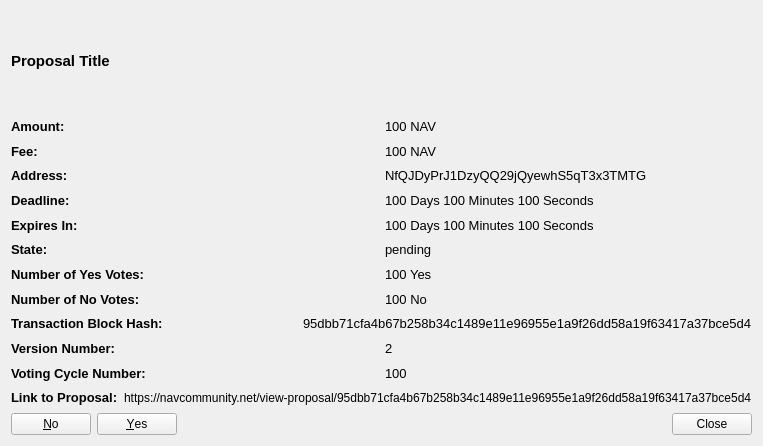
First picture: the form in src/qt/forms/communityfunddisplaydetailed.ui, repository navcoin/navcoin-core, before the edit.
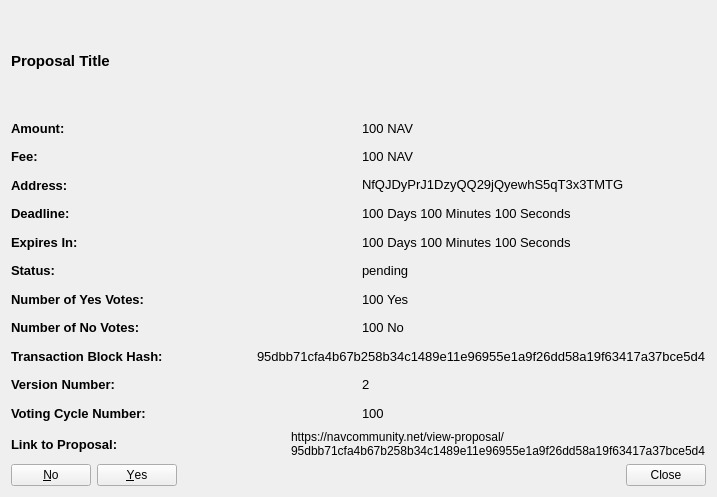
Second picture: the form after the edit.

Commit message: added functionality to close button on communityfunddisplaydetailed.ui, it now also inherits palette of parent (navcoin styled window)

```diff
--- a/src/qt/forms/communityfunddisplaydetailed.ui
+++ b/src/qt/forms/communityfunddisplaydetailed.ui
@@ -6,12 +6,12 @@
    <rect>
     <x>0</x>
     <y>0</y>
-    <width>511</width>
-    <height>446</height>
+    <width>717</width>
+    <height>497</height>
    </rect>
   </property>
   <property name="windowTitle">
-   <string>Form</string>
+   <string>Proposal Details</string>
   </property>
   <layout class="QVBoxLayout" name="verticalLayout_3">
    <item>
@@ -32,6 +32,12 @@
      <property name="text">
       <string>Proposal Title</string>
      </property>
+     <property name="wordWrap">
+      <bool>true</bool>
+     </property>
+     <property name="openExternalLinks">
+      <bool>false</bool>
+     </property>
     </widget>
    </item>
    <item>
@@ -40,6 +46,12 @@
       <layout class="QHBoxLayout" name="horizontalLayoutAmount">
        <item>
         <widget class="QLabel" name="labelAmountTitle">
+         <property name="sizePolicy">
+          <sizepolicy hsizetype="Minimum" vsizetype="Preferred">
+           <horstretch>0</horstretch>
+           <verstretch>0</verstretch>
+          </sizepolicy>
+         </property>
          <property name="font">
           <font>
            <pointsize>10</pointsize>
@@ -70,6 +82,12 @@
       <layout class="QHBoxLayout" name="horizontalLayoutFee">
        <item>
         <widget class="QLabel" name="labelFeeTitle">
+         <property name="sizePolicy">
+          <sizepolicy hsizetype="Minimum" vsizetype="Preferred">
+           <horstretch>0</horstretch>
+           <verstretch>0</verstretch>
+          </sizepolicy>
+         </property>
          <property name="font">
           <font>
            <pointsize>10</pointsize>
@@ -101,7 +119,7 @@
        <item>
         <widget class="QLabel" name="labelAddressTitle">
          <property name="sizePolicy">
-          <sizepolicy hsizetype="Preferred" vsizetype="Preferred">
+          <sizepolicy hsizetype="Minimum" vsizetype="Preferred">
            <horstretch>0</horstretch>
            <verstretch>0</verstretch>
           </sizepolicy>
@@ -128,6 +146,9 @@
          <property name="text">
           <string>NfQJDyPrJ1DzyQQ29jQyewhS5qT3x3TMTG</string>
          </property>
+         <property name="textInteractionFlags">
+          <set>Qt::LinksAccessibleByMouse|Qt::TextSelectableByMouse</set>
+         </property>
         </widget>
        </item>
       </layout>
@@ -136,6 +157,12 @@
       <layout class="QHBoxLayout" name="horizontalLayoutDeadline">
        <item>
         <widget class="QLabel" name="labelDeadlineTitle">
+         <property name="sizePolicy">
+          <sizepolicy hsizetype="Minimum" vsizetype="Preferred">
+           <horstretch>0</horstretch>
+           <verstretch>0</verstretch>
+          </sizepolicy>
+         </property>
          <property name="font">
           <font>
            <pointsize>10</pointsize>
@@ -166,6 +193,12 @@
       <layout class="QHBoxLayout" name="horizontalLayoutExpiresIn">
        <item>
         <widget class="QLabel" name="labelExpiresInTitle">
+         <property name="sizePolicy">
+          <sizepolicy hsizetype="Minimum" vsizetype="Preferred">
+           <horstretch>0</horstretch>
+           <verstretch>0</verstretch>
+          </sizepolicy>
+         </property>
          <property name="font">
           <font>
            <pointsize>10</pointsize>
@@ -193,9 +226,15 @@
       </layout>
      </item>
      <item>
-      <layout class="QHBoxLayout" name="horizontalLayoutState">
+      <layout class="QHBoxLayout" name="horizontalLayoutStatus">
        <item>
-        <widget class="QLabel" name="labelStateTitle">
+        <widget class="QLabel" name="labelStatusTitle">
+         <property name="sizePolicy">
+          <sizepolicy hsizetype="Minimum" vsizetype="Preferred">
+           <horstretch>0</horstretch>
+           <verstretch>0</verstretch>
+          </sizepolicy>
+         </property>
          <property name="font">
           <font>
            <pointsize>10</pointsize>
@@ -204,12 +243,12 @@
           </font>
          </property>
          <property name="text">
-          <string>State:</string>
+          <string>Status:</string>
          </property>
         </widget>
        </item>
        <item>
-        <widget class="QLabel" name="labelState">
+        <widget class="QLabel" name="labelStatus">
          <property name="font">
           <font>
            <pointsize>10</pointsize>
@@ -226,6 +265,12 @@
       <layout class="QHBoxLayout" name="horizontalLayoutNumberYesVotes">
        <item>
         <widget class="QLabel" name="labelNumberOfYesVotesTitle">
+         <property name="sizePolicy">
+          <sizepolicy hsizetype="Minimum" vsizetype="Preferred">
+           <horstretch>0</horstretch>
+           <verstretch>0</verstretch>
+          </sizepolicy>
+         </property>
          <property name="font">
           <font>
            <pointsize>10</pointsize>
@@ -256,6 +301,12 @@
       <layout class="QHBoxLayout" name="horizontalLayoutNumberNoVotes">
        <item>
         <widget class="QLabel" name="labelNumberOfNoVotesTitle">
+         <property name="sizePolicy">
+          <sizepolicy hsizetype="Minimum" vsizetype="Preferred">
+           <horstretch>0</horstretch>
+           <verstretch>0</verstretch>
+          </sizepolicy>
+         </property>
          <property name="font">
           <font>
            <pointsize>10</pointsize>
@@ -286,6 +337,12 @@
       <layout class="QHBoxLayout" name="horizontalLayoutTransactionBlockHash">
        <item>
         <widget class="QLabel" name="labelTransactionBlockHashTitle">
+         <property name="sizePolicy">
+          <sizepolicy hsizetype="Minimum" vsizetype="Preferred">
+           <horstretch>0</horstretch>
+           <verstretch>0</verstretch>
+          </sizepolicy>
+         </property>
          <property name="font">
           <font>
            <pointsize>10</pointsize>
@@ -316,6 +373,12 @@
       <layout class="QHBoxLayout" name="horizontalLayoutVersionNumber">
        <item>
         <widget class="QLabel" name="labelVersionNumberTitle">
+         <property name="sizePolicy">
+          <sizepolicy hsizetype="Minimum" vsizetype="Preferred">
+           <horstretch>0</horstretch>
+           <verstretch>0</verstretch>
+          </sizepolicy>
+         </property>
          <property name="font">
           <font>
            <pointsize>10</pointsize>
@@ -346,6 +409,12 @@
       <layout class="QHBoxLayout" name="horizontalLayoutVotingCycleNumber">
        <item>
         <widget class="QLabel" name="labelVOtingCycleNumberTitle">
+         <property name="sizePolicy">
+          <sizepolicy hsizetype="Minimum" vsizetype="Preferred">
+           <horstretch>0</horstretch>
+           <verstretch>0</verstretch>
+          </sizepolicy>
+         </property>
          <property name="font">
           <font>
            <pointsize>10</pointsize>
@@ -376,6 +445,12 @@
       <layout class="QHBoxLayout" name="horizontalLayoutLinkToProposal">
        <item>
         <widget class="QLabel" name="labelLinkToProposalTitle">
+         <property name="sizePolicy">
+          <sizepolicy hsizetype="Minimum" vsizetype="Preferred">
+           <horstretch>0</horstretch>
+           <verstretch>0</verstretch>
+          </sizepolicy>
+         </property>
          <property name="font">
           <font>
            <pointsize>10</pointsize>
@@ -393,6 +468,15 @@
          <property name="text">
           <string>https://navcommunity.net/view-proposal/95dbb71cfa4b67b258b34c1489e11e96955e1a9f26dd58a19f63417a37bce5d4</string>
          </property>
+         <property name="wordWrap">
+          <bool>true</bool>
+         </property>
+         <property name="openExternalLinks">
+          <bool>true</bool>
+         </property>
+         <property name="textInteractionFlags">
+          <set>Qt::LinksAccessibleByKeyboard|Qt::LinksAccessibleByMouse|Qt::TextBrowserInteraction|Qt::TextSelectableByKeyboard|Qt::TextSelectableByMouse</set>
+         </property>
         </widget>
        </item>
       </layout>
```
The commit also changes 3 other files.
